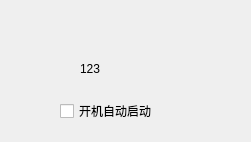
Above: mywidget.ui from Nao-Chu/RTCR before the change. Below: the same form after it.
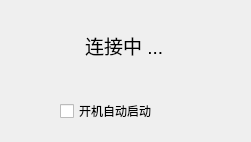
That is the form after the change.

Diff of the .ui file:
```diff
--- a/mywidget.ui
+++ b/mywidget.ui
@@ -26,18 +26,50 @@
     <string>开机自动启动</string>
    </property>
   </widget>
-  <widget class="QLabel" name="sConnect">
+  <widget class="QWidget" name="widget" native="true">
    <property name="geometry">
     <rect>
-     <x>80</x>
-     <y>60</y>
-     <width>66</width>
-     <height>17</height>
+     <x>30</x>
+     <y>20</y>
+     <width>189</width>
+     <height>47</height>
     </rect>
    </property>
-   <property name="text">
-    <string>123</string>
-   </property>
+   <layout class="QHBoxLayout" name="horizontalLayout">
+    <item>
+     <spacer name="horizontalSpacer">
+      <property name="orientation">
+       <enum>Qt::Horizontal</enum>
+      </property>
+      <property name="sizeHint" stdset="0">
+       <size>
+        <width>40</width>
+        <height>20</height>
+       </size>
+      </property>
+     </spacer>
+    </item>
+    <item>
+     <widget class="QLabel" name="sConnect">
+      <property name="text">
+       <string>&lt;html&gt;&lt;head/&gt;&lt;body&gt;&lt;p&gt;&lt;span style=&quot; font-size:14pt;&quot;&gt;连接中 ...&lt;/span&gt;&lt;/p&gt;&lt;/body&gt;&lt;/html&gt;</string>
+      </property>
+     </widget>
+    </item>
+    <item>
+     <spacer name="horizontalSpacer_2">
+      <property name="orientation">
+       <enum>Qt::Horizontal</enum>
+      </property>
+      <property name="sizeHint" stdset="0">
+       <size>
+        <width>40</width>
+        <height>20</height>
+       </size>
+      </property>
+     </spacer>
+    </item>
+   </layout>
   </widget>
  </widget>
  <layoutdefault spacing="6" margin="11"/>
```
